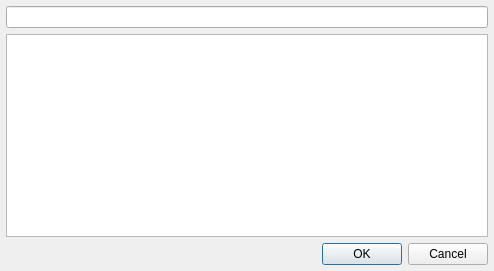
Before: the Qt Designer form Charm/Widgets/SelectTaskDialog.ui in KDAB/Charm, drawn with Qt 5.
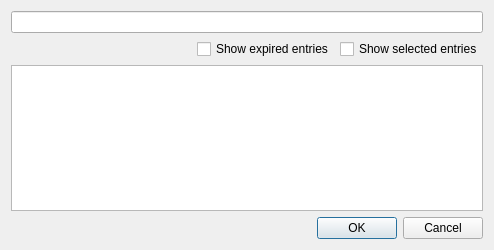
After: the same form once the commit is applied.

Commit message: Make hide expired tasks in select tasks dialog, configurable

Diff of the .ui file:
```diff
--- a/Charm/Widgets/SelectTaskDialog.ui
+++ b/Charm/Widgets/SelectTaskDialog.ui
@@ -7,26 +7,48 @@
     <x>0</x>
     <y>0</y>
     <width>494</width>
-    <height>271</height>
+    <height>250</height>
    </rect>
   </property>
   <property name="windowTitle">
    <string>Select Task...</string>
   </property>
-  <layout class="QGridLayout">
-   <property name="leftMargin">
-    <number>6</number>
-   </property>
-   <property name="topMargin">
-    <number>6</number>
-   </property>
-   <property name="rightMargin">
-    <number>6</number>
-   </property>
-   <property name="bottomMargin">
-    <number>6</number>
-   </property>
-   <item row="1" column="0" colspan="2">
+  <layout class="QGridLayout" name="gridLayout">
+   <item row="0" column="0">
+    <widget class="QLineEdit" name="filter"/>
+   </item>
+   <item row="1" column="0">
+    <layout class="QHBoxLayout" name="horizontalLayout">
+     <item>
+      <spacer name="horizontalSpacer">
+       <property name="orientation">
+        <enum>Qt::Horizontal</enum>
+       </property>
+       <property name="sizeHint" stdset="0">
+        <size>
+         <width>40</width>
+         <height>20</height>
+        </size>
+       </property>
+      </spacer>
+     </item>
+     <item>
+      <widget class="QCheckBox" name="showExpired">
+       <property name="text">
+        <string>Show expired entries</string>
+       </property>
+      </widget>
+     </item>
+     <item>
+      <widget class="QCheckBox" name="showSelected">
+       <property name="text">
+        <string>Show selected entries</string>
+       </property>
+      </widget>
+     </item>
+    </layout>
+   </item>
+   <item row="2" column="0">
     <widget class="QTreeView" name="treeView">
      <property name="alternatingRowColors">
       <bool>true</bool>
@@ -36,7 +58,7 @@
      </property>
     </widget>
    </item>
-   <item row="2" column="0" colspan="2">
+   <item row="3" column="0">
     <widget class="QDialogButtonBox" name="buttonBox">
      <property name="orientation">
       <enum>Qt::Horizontal</enum>
@@ -46,9 +68,6 @@
      </property>
     </widget>
    </item>
-   <item row="0" column="0" colspan="2">
-    <widget class="QLineEdit" name="filter"/>
-   </item>
   </layout>
  </widget>
  <tabstops>
```
Left out of the diff: 6 changed lines with no effect on the pictures. The commit also changes 8 other files.
